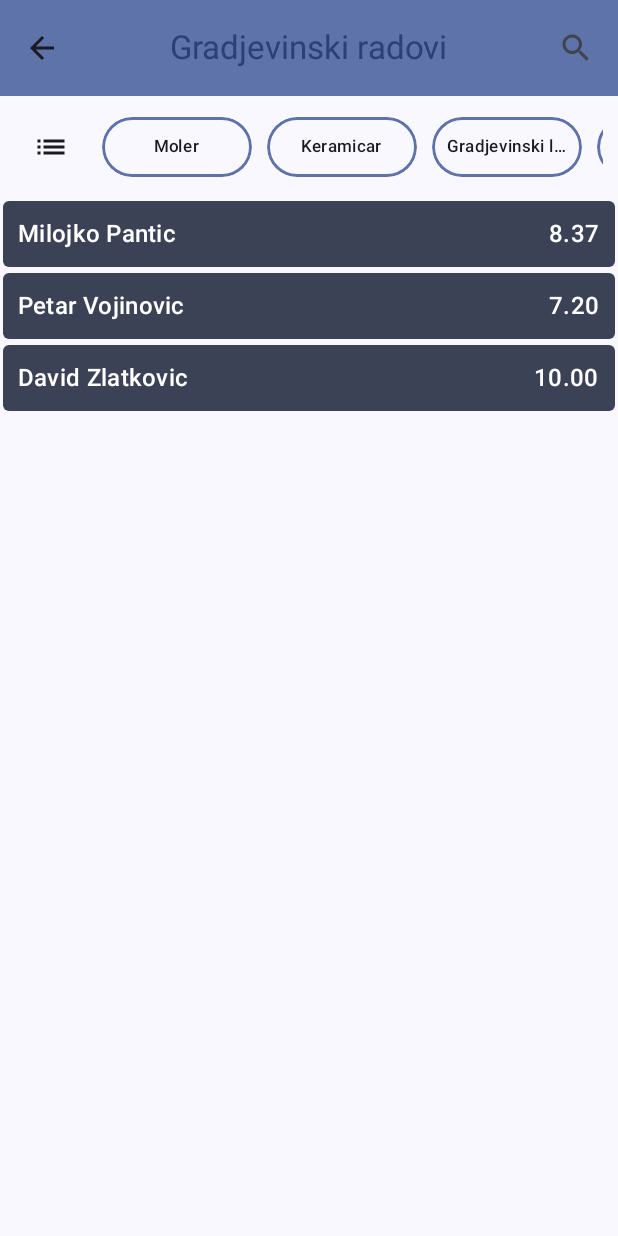
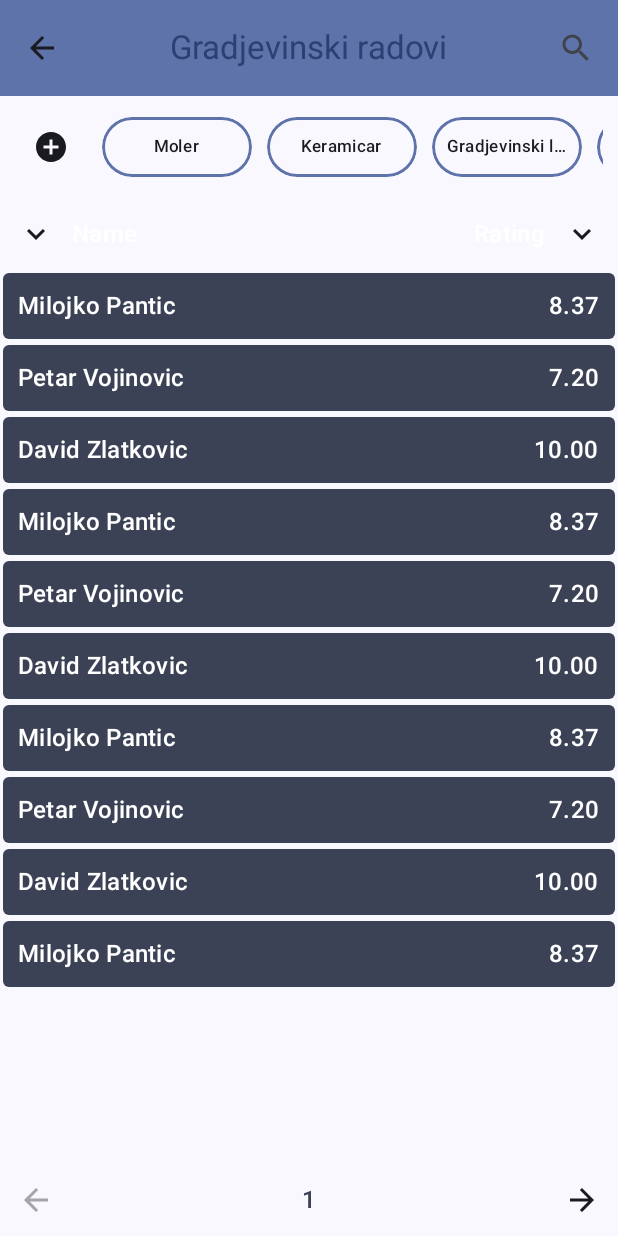
Before and after one commit to nikolakrstic99/Majstor, an Android app built with Jetpack Compose: the @Preview function RepairmenSearchScreenPreview, on a phone screen of 412 x 824 dp. Run offline under Robolectric (Android 15) with nearby library versions, the phone set to English and light mode, and no system bars.

Commit message:
add sort reparmen

```diff
--- /dev/null
+++ b/AndroidApp/app/src/main/java/com/master/app/ui/repairment/RepairmenList.kt
@@ -0,0 +1,173 @@
+package com.master.app.ui.repairment
+
+import androidx.compose.foundation.layout.Arrangement
+import androidx.compose.foundation.layout.Box
+import androidx.compose.foundation.layout.Column
+import androidx.compose.foundation.layout.Row
+import androidx.compose.foundation.layout.fillMaxSize
+import androidx.compose.foundation.layout.fillMaxWidth
+import androidx.compose.foundation.layout.padding
+import androidx.compose.foundation.lazy.LazyColumn
+import androidx.compose.foundation.lazy.items
+import androidx.compose.material.icons.Icons
+import androidx.compose.material.icons.filled.ArrowBack
+import androidx.compose.material.icons.filled.ArrowForward
+import androidx.compose.material3.Icon
+import androidx.compose.material3.IconButton
+import androidx.compose.material3.MaterialTheme
+import androidx.compose.material3.Text
+import androidx.compose.runtime.Composable
+import androidx.compose.runtime.getValue
+import androidx.compose.runtime.mutableIntStateOf
+import androidx.compose.runtime.remember
+import androidx.compose.runtime.setValue
+import androidx.compose.ui.Alignment
+import androidx.compose.ui.Modifier
+import androidx.compose.ui.tooling.preview.Preview
+import androidx.compose.ui.unit.dp
+import com.master.app.data.model.Repairman
+import com.master.app.ui.theme.AndroidAppTheme
+import com.master.app.utils.paginate
+
+@Composable
+fun RepairmenList(
+    repairmen: List<Repairman>,
+    pageSize: Int,
+    modifier: Modifier = Modifier
+) {
+    var currentPage by remember { mutableIntStateOf(1) }
+    val paginatedItems = paginate(repairmen, currentPage, pageSize)
+    val nextPageEnabled = currentPage * pageSize < repairmen.size;
+
+    Box(
+        modifier = modifier.fillMaxSize()
+    ) {
+        LazyColumn(
+            modifier = Modifier
+                .fillMaxWidth()
+                .align(Alignment.TopCenter)
+        ) {
+            items(paginatedItems) { repairman ->
+                RepairmanPreview(
+                    repairman = repairman,
+                    Modifier.padding(2.dp)
+                )
+            }
+        }
+        Row(
+            horizontalArrangement = Arrangement.SpaceBetween,
+            verticalAlignment = Alignment.CenterVertically,
+            modifier = modifier
+                .fillMaxWidth()
+                .align(Alignment.BottomCenter)
+        ) {
+            IconButton(
+                onClick = { if (currentPage > 1) currentPage-- },
+                enabled = currentPage > 1
+            ) {
+                Icon(
+                    imageVector = Icons.Filled.ArrowBack,
+                    contentDescription = "Previous page",
+                )
+            }
+            Text(
+                text = currentPage.toString(),
+                style = MaterialTheme.typography.titleMedium,
+                color = MaterialTheme.colorScheme.secondary
+            )
+            IconButton(
+                onClick = { if (nextPageEnabled) currentPage++ },
+                enabled = nextPageEnabled
+            ) {
+                Icon(
+                    imageVector = Icons.Filled.ArrowForward,
+                    contentDescription = "Next page"
+                )
+            }
+        }
+    }
+}
+
+@Preview(showBackground = true)
+@Composable
+fun RepairmenListPreview() {
+    AndroidAppTheme {
+        RepairmenList(
+            listOf(
+                Repairman(
+                    1,
+                    "Milojko Pantic",
+                    8.3723725,
+                    listOf("Moler", "Parketar")
+                ),
+                Repairman(
+                    2,
+                    "Petar Vojinovic",
+                    7.2,
+                    listOf("Parketar")
+                ),
+                Repairman(
+                    3,
+                    "David Zlatkovic",
+                    10.0,
+                    listOf("Moler")
+                ),
+                Repairman(
+                    1,
+                    "Milojko Pantic",
+                    8.3723725,
+                    listOf("Moler", "Parketar")
+                ),
+                Repairman(
+                    2,
+                    "Petar Vojinovic",
+                    7.2,
+                    listOf("Parketar")
+                ),
+                Repairman(
+                    3,
+                    "David Zlatkovic",
+                    10.0,
+                    listOf("Moler")
+                ),
+                Repairman(
+                    1,
+                    "Milojko Pantic",
+                    8.3723725,
+                    listOf("Moler", "Parketar")
+                ),
+                Repairman(
+                    2,
+                    "Petar Vojinovic",
+                    7.2,
+                    listOf("Parketar")
+                ),
+                Repairman(
+                    3,
+                    "David Zlatkovic",
+                    10.0,
+                    listOf("Moler")
+                ),
+                Repairman(
+                    1,
+                    "Milojko Pantic",
+                    8.3723725,
+                    listOf("Moler", "Parketar")
+                ),
+                Repairman(
+                    2,
+                    "Petar Vojinovic",
+                    7.2,
+                    listOf("Parketar")
+                ),
+                Repairman(
+                    3,
+                    "David Zlatkovic",
+                    10.0,
+                    listOf("Moler")
+                )
+            ),
+            5
+        )
+    }
+}
--- a/AndroidApp/app/src/main/java/com/master/app/ui/repairment/RepairmenSearchScreen.kt
+++ b/AndroidApp/app/src/main/java/com/master/app/ui/repairment/RepairmenSearchScreen.kt
@@ -13,7 +13,10 @@ import androidx.compose.foundation.lazy.LazyColumn
 import androidx.compose.foundation.lazy.items
 import androidx.compose.foundation.rememberScrollState
 import androidx.compose.material.icons.Icons
+import androidx.compose.material.icons.filled.AddCircle
 import androidx.compose.material.icons.filled.ArrowBack
+import androidx.compose.material.icons.filled.ArrowDropDown
+import androidx.compose.material.icons.filled.KeyboardArrowDown
 import androidx.compose.material.icons.filled.List
 import androidx.compose.material.icons.filled.Menu
 import androidx.compose.material.icons.filled.Search
@@ -28,8 +31,10 @@ import androidx.compose.material3.Scaffold
 import androidx.compose.material3.Text
 import androidx.compose.material3.TopAppBarDefaults
 import androidx.compose.runtime.Composable
+import androidx.compose.runtime.remember
 import androidx.compose.ui.Alignment
 import androidx.compose.ui.Modifier
+import androidx.compose.ui.graphics.Color
 import androidx.compose.ui.text.style.TextOverflow
 import androidx.compose.ui.tooling.preview.Preview
 import androidx.compose.ui.unit.dp
@@ -95,8 +100,15 @@ fun RepairmenSearchScreen(
             ) {
                 IconButton(onClick = { /* do something */ }) {
                     Icon(
-                        imageVector = Icons.Filled.List,
+                        imageVector = Icons.Filled.AddCircle,
                         contentDescription = "Search for repairmen"
+                    )
+                }
+                if (selectedFilters.isEmpty()) {
+                    Text(
+                        text = "No filters applied",
+                        style = MaterialTheme.typography.headlineSmall,
+                        color = Color.LightGray
                     )
                 }
                 selectedFilters.forEach { selectedFilter ->
@@ -107,14 +119,47 @@ fun RepairmenSearchScreen(
                     )
                 }
             }
-            LazyColumn {
-                items(repairmen) { repairman ->
-                    RepairmanPreview(
-                        repairman = repairman,
-                        Modifier.padding(2.dp)
+            Row(
+                verticalAlignment = Alignment.CenterVertically,
+                horizontalArrangement = Arrangement.SpaceBetween,
+                modifier = Modifier
+                    .fillMaxWidth()
+            ) {
+                Row(
+                    verticalAlignment = Alignment.CenterVertically,
+                ) {
+                    IconButton(onClick = { /* do something */ }) {
+                        Icon(
+                            imageVector = Icons.Filled.KeyboardArrowDown,
+                            contentDescription = "Sort by name"
+                        )
+                    }
+                    Text(
+                        text = "Name",
+                        style = MaterialTheme.typography.titleMedium,
+                        color = MaterialTheme.colorScheme.onPrimaryContainer
                     )
                 }
+                Row(
+                    verticalAlignment = Alignment.CenterVertically,
+                ) {
+                    Text(
+                        text = "Rating",
+                        style = MaterialTheme.typography.titleMedium,
+                        color = MaterialTheme.colorScheme.onPrimaryContainer
+                    )
+                    IconButton(onClick = { /* do something */ }) {
+                        Icon(
+                            imageVector = Icons.Filled.KeyboardArrowDown,
+                            contentDescription = "Sort by rating"
+                        )
+                    }
+                }
             }
+            RepairmenList(
+                repairmen = repairmen,
+                pageSize = 10
+            )
         }
     }
 }
@@ -148,6 +193,96 @@ fun RepairmenSearchScreenPreview() {
                     "David Zlatkovic",
                     10.0,
                     listOf("Moler")
+                ),
+                Repairman(
+                    1,
+                    "Milojko Pantic",
+                    8.3723725,
+                    listOf("Moler", "Parketar")
+                ),
+                Repairman(
+                    2,
+                    "Petar Vojinovic",
+                    7.2,
+                    listOf("Parketar")
+                ),
+                Repairman(
+                    3,
+                    "David Zlatkovic",
+                    10.0,
+                    listOf("Moler")
+                ),
+                Repairman(
+                    1,
+                    "Milojko Pantic",
+                    8.3723725,
+                    listOf("Moler", "Parketar")
+                ),
+                Repairman(
+                    2,
+                    "Petar Vojinovic",
+                    7.2,
+                    listOf("Parketar")
+                ),
+                Repairman(
+                    3,
+                    "David Zlatkovic",
+                    10.0,
+                    listOf("Moler")
+                ),
+                Repairman(
+                    1,
+                    "Milojko Pantic",
+                    8.3723725,
+                    listOf("Moler", "Parketar")
+                ),
+                Repairman(
+                    2,
+                    "Petar Vojinovic",
+                    7.2,
+                    listOf("Parketar")
+                ),
+                Repairman(
+                    3,
+                    "David Zlatkovic",
+                    10.0,
+                    listOf("Moler")
+                ),
+                Repairman(
+                    1,
+                    "Milojko Pantic",
+                    8.3723725,
+                    listOf("Moler", "Parketar")
+                ),
+                Repairman(
+                    2,
+                    "Petar Vojinovic",
+                    7.2,
+                    listOf("Parketar")
+                ),
+                Repairman(
+                    3,
+                    "David Zlatkovic",
+                    10.0,
+                    listOf("Moler")
+                ),
+                Repairman(
+                    1,
+                    "Milojko Pantic",
+                    8.3723725,
+                    listOf("Moler", "Parketar")
+                ),
+                Repairman(
+                    2,
+                    "Petar Vojinovic",
+                    7.2,
+                    listOf("Parketar")
+                ),
+                Repairman(
+                    3,
+                    "David Zlatkovic",
+                    10.0,
+                    listOf("Moler")
                 )
             )
         )
--- /dev/null
+++ b/AndroidApp/app/src/main/java/com/master/app/utils/pagination.kt
@@ -0,0 +1,12 @@
+package com.master.app.utils
+
+// Page index starts from 1
+fun<T> paginate(list: List<T>, page: Int, pageSize: Int): List<T> {
+    val fromIndex = (page - 1) * pageSize
+    val toIndex = minOf(fromIndex + pageSize, list.size)
+    return if (fromIndex in list.indices) {
+        list.subList(fromIndex, toIndex)
+    } else {
+        emptyList()
+    }
+}
```
